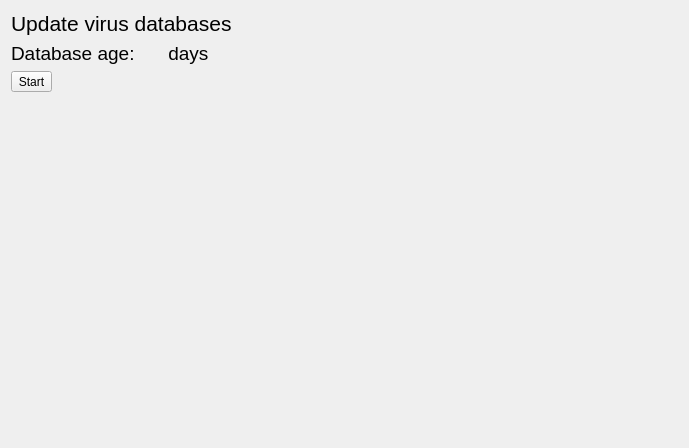
Qt form sources/gui/ui/updatewidget.ui (amd00/meduzzza) before a commit.
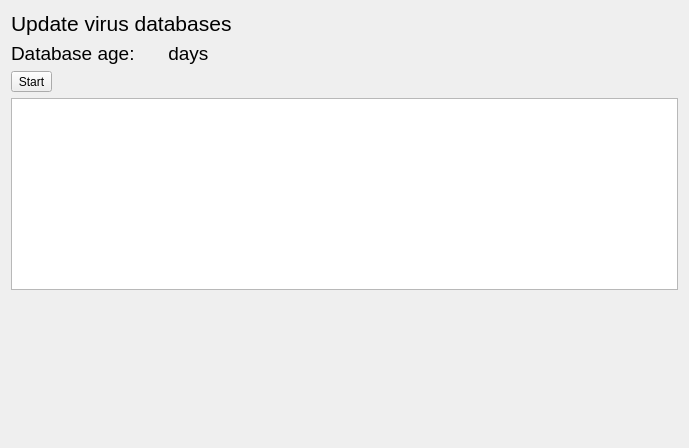
The same form after that commit. Icons and pictures are not drawn.

```diff
--- a/sources/gui/ui/updatewidget.ui
+++ b/sources/gui/ui/updatewidget.ui
@@ -114,7 +114,14 @@
     </layout>
    </item>
    <item>
-    <layout class="QGridLayout" name="m_items_layout"/>
+    <widget class="QTreeView" name="m_update_view">
+     <property name="rootIsDecorated">
+      <bool>false</bool>
+     </property>
+     <property name="itemsExpandable">
+      <bool>false</bool>
+     </property>
+    </widget>
    </item>
    <item>
     <spacer name="verticalSpacer">
```
Left out of the diff: 3 changed lines with no effect on the pictures.
